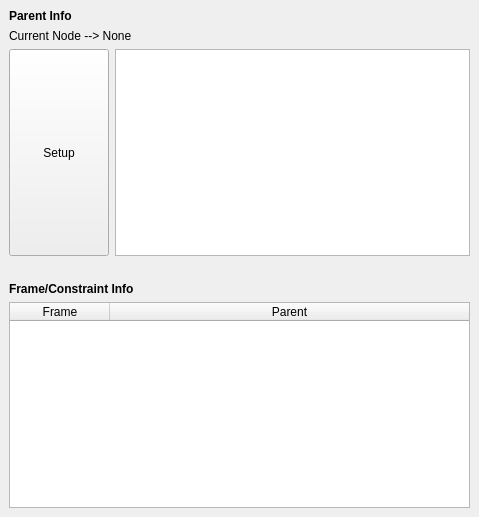
Old version of the form dpAutoRigSystem/Extras/Ui/SpaceSwitcher.ui in the repository nilouco/dpAutoRigSystem.
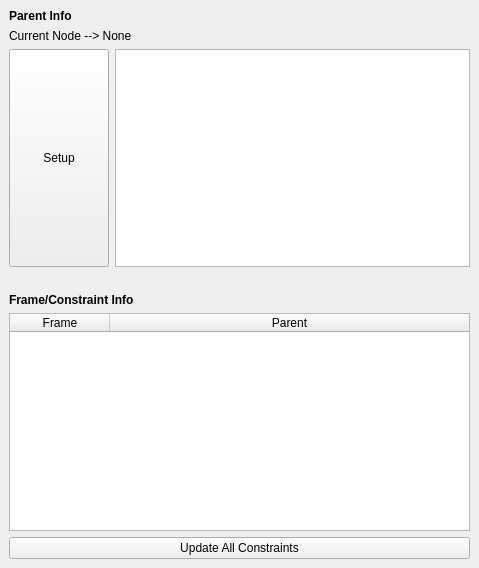
New version of the form.

Commit message: Lot of work done to improve the spaceSwitcher. Documentation will come

What changed in the file:
```diff
--- a/dpAutoRigSystem/Extras/Ui/SpaceSwitcher.ui
+++ b/dpAutoRigSystem/Extras/Ui/SpaceSwitcher.ui
@@ -7,7 +7,7 @@
     <x>0</x>
     <y>0</y>
     <width>479</width>
-    <height>517</height>
+    <height>568</height>
    </rect>
   </property>
   <property name="sizeIncrement">
@@ -126,6 +126,13 @@
       </column>
      </widget>
     </item>
+    <item>
+     <widget class="QPushButton" name="btnUpdateAll">
+      <property name="text">
+       <string>Update All Constraints</string>
+      </property>
+     </widget>
+    </item>
    </layout>
   </widget>
  </widget>
```
The commit also changes 2 other files.
